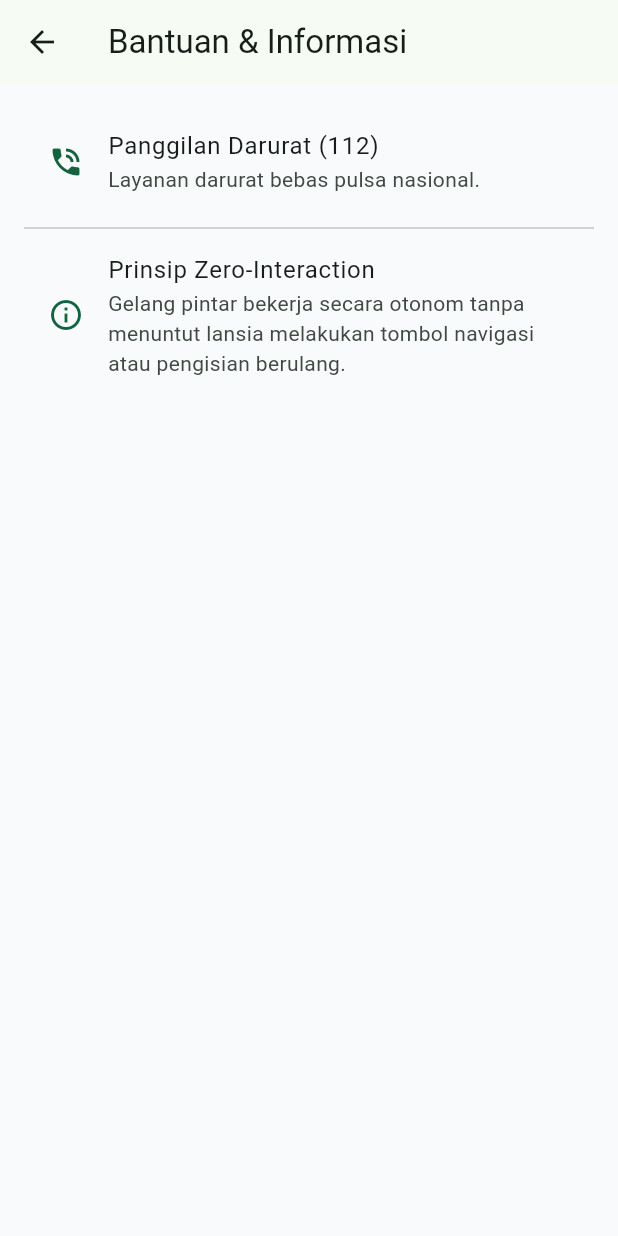
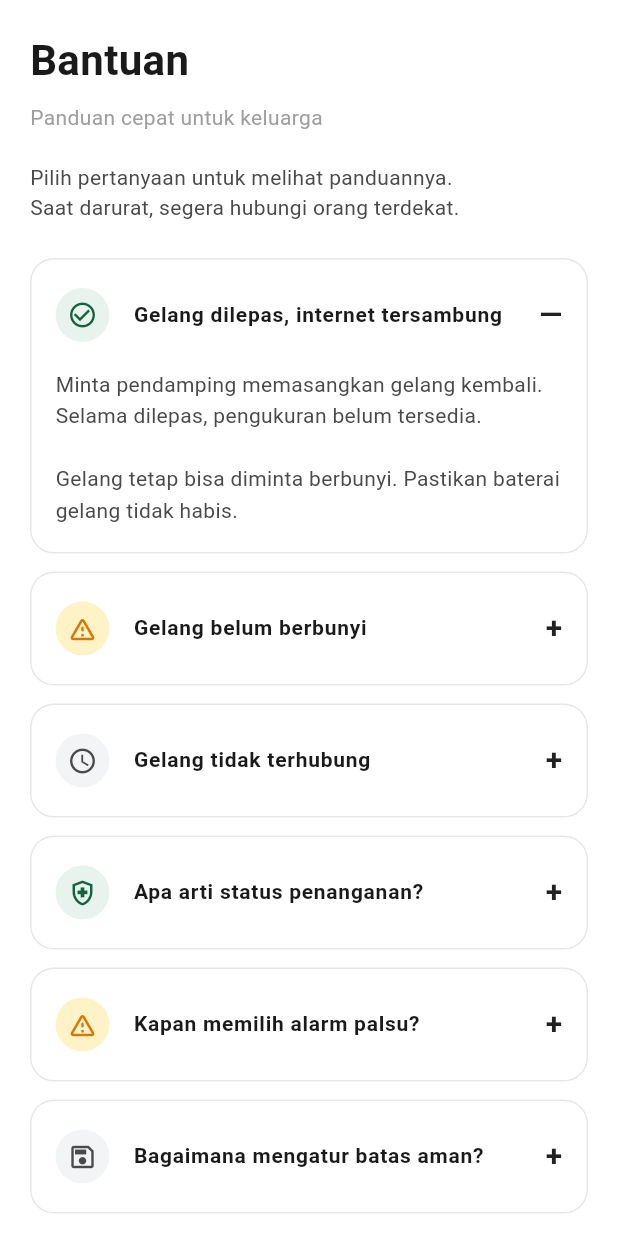
Before and after one commit to uusrajaminyak/Elder-Health-Monitoring, a Flutter app: the HelpScreen screen opened directly, on a phone screen of 412 x 824 dp. Run offline on Flutter 3.47's test engine with Material 3 defaults, Android fonts, the phone set to English and light mode, and no system bars; our stand-ins replace fl_chart, flutter_riverpod; network calls fail.

Commit message:
Add page bantuan

```diff
--- /dev/null
+++ b/mobile/lib/features/dashboard/screens/help_screen.dart
@@ -0,0 +1,249 @@
+import 'package:flutter/material.dart';
+
+class HelpScreen extends StatelessWidget {
+  const HelpScreen({super.key});
+
+  @override
+  Widget build(BuildContext context) {
+    return Scaffold(
+      backgroundColor: Colors.white,
+      body: SafeArea(
+        child: SingleChildScrollView(
+          padding: const EdgeInsets.all(20.0),
+          child: Column(
+            crossAxisAlignment: CrossAxisAlignment.start,
+            children: [
+              // Header
+              const Text(
+                'Bantuan',
+                style: TextStyle(
+                  fontSize: 28,
+                  fontWeight: FontWeight.bold,
+                  color: Color(0xFF1A1A1A),
+                ),
+              ),
+              const SizedBox(height: 8),
+              const Text(
+                'Panduan cepat untuk keluarga',
+                style: TextStyle(
+                  fontSize: 14,
+                  color: Colors.grey,
+                ),
+              ),
+              const SizedBox(height: 20),
+              const Text(
+                'Pilih pertanyaan untuk melihat panduannya.\nSaat darurat, segera hubungi orang terdekat.',
+                style: TextStyle(
+                  fontSize: 14,
+                  color: Color(0xFF4A4A4A),
+                  height: 1.4,
+                ),
+              ),
+              const SizedBox(height: 24),
+
+              const _FaqItem(
+                icon: Icons.check_circle_outline,
+                iconColor: Color(0xFF13633F),
+                iconBgColor: Color(0xFFE8F3ED),
+                title: 'Gelang dilepas, internet tersambung',
+                content:
+                    'Minta pendamping memasangkan gelang kembali. Selama dilepas, pengukuran belum tersedia.\n\nGelang tetap bisa diminta berbunyi. Pastikan baterai gelang tidak habis.',
+                isInitiallyExpanded: true,
+              ),
+              const SizedBox(height: 12),
+              const _FaqItem(
+                icon: Icons.warning_amber_rounded,
+                iconColor: Color(0xFFD97706),
+                iconBgColor: Color(0xFFFEF3C7),
+                title: 'Gelang belum berbunyi',
+                content: 'Pastikan gelang memiliki sisa baterai dan terhubung dengan jaringan internet.',
+              ),
+              const SizedBox(height: 12),
+              const _FaqItem(
+                icon: Icons.access_time,
+                iconColor: Color(0xFF4A4A4A),
+                iconBgColor: Color(0xFFF3F4F6),
+                title: 'Gelang tidak terhubung',
+                content: 'Periksa koneksi WiFi di sekitar Nenek atau pastikan baterai gelang terisi daya.',
+              ),
+              const SizedBox(height: 12),
+              const _FaqItem(
+                icon: Icons.health_and_safety_outlined,
+                iconColor: Color(0xFF13633F),
+                iconBgColor: Color(0xFFE8F3ED),
+                title: 'Apa arti status penanganan?',
+                content: 'Status penanganan menunjukkan tindakan medis atau darurat yang sedang berjalan saat ini.',
+              ),
+              const SizedBox(height: 12),
+              const _FaqItem(
+                icon: Icons.warning_amber_rounded,
+                iconColor: Color(0xFFD97706),
+                iconBgColor: Color(0xFFFEF3C7),
+                title: 'Kapan memilih alarm palsu?',
+                content: 'Pilih alarm palsu jika peringatan berbunyi namun Nenek dalam kondisi aman dan sehat.',
+              ),
+              const SizedBox(height: 12),
+              const _FaqItem(
+                icon: Icons.save_outlined,
+                iconColor: Color(0xFF4A4A4A),
+                iconBgColor: Color(0xFFF3F4F6),
+                title: 'Bagaimana mengatur batas aman?',
+                content: 'Buka menu Batas Aman di navigasi bawah untuk menyesuaikan ambang batas notifikasi.',
+              ),
+              const SizedBox(height: 24),
+
+              Container(
+                width: double.infinity,
+                padding: const EdgeInsets.all(16),
+                decoration: BoxDecoration(
+                  color: const Color(0xFFF3F4F6),
+                  borderRadius: BorderRadius.circular(12),
+                ),
+                child: Column(
+                  crossAxisAlignment: CrossAxisAlignment.start,
+                  children: const [
+                    Text(
+                      'Ingin melihat kejadian sebelumnya?',
+                      style: TextStyle(
+                        fontWeight: FontWeight.bold,
+                        fontSize: 14,
+                        color: Color(0xFF1A1A1A),
+                      ),
+                    ),
+                    SizedBox(height: 8),
+                    Text(
+                      'Buka Riwayat untuk melihat perubahan oksigen, denyut jantung, suhu, dan tindak lanjutnya.',
+                      style: TextStyle(
+                        fontSize: 14,
+                        color: Color(0xFF4A4A4A),
+                        height: 1.4,
+                      ),
+                    ),
+                  ],
+                ),
+              ),
+              const SizedBox(height: 32),
+
+              const Center(
+                child: Text(
+                  'Jika Ayah membutuhkan pertolongan segera, hubungi layanan\ndarurat setempat. Jangan menunggu respons gelang.',
+                  textAlign: TextAlign.center,
+                  style: TextStyle(
+                    fontSize: 11,
+                    color: Colors.grey,
+                    height: 1.4,
+                  ),
+                ),
+              ),
+              const SizedBox(height: 20),
+            ],
+          ),
+        ),
+      ),
+    );
+  }
+}
+
+class _FaqItem extends StatefulWidget {
+  final IconData icon;
+  final Color iconColor;
+  final Color iconBgColor;
+  final String title;
+  final String content;
+  final bool isInitiallyExpanded;
+
+  const _FaqItem({
+    required this.icon,
+    required this.iconColor,
+    required this.iconBgColor,
+    required this.title,
+    required this.content,
+    this.isInitiallyExpanded = false,
+  });
+
+  @override
+  State<_FaqItem> createState() => _FaqItemState();
+}
+
+class _FaqItemState extends State<_FaqItem> {
+  late bool _isExpanded;
+
+  @override
+  void initState() {
+    super.initState();
+    _isExpanded = widget.isInitiallyExpanded;
+  }
+
+  @override
+  Widget build(BuildContext context) {
+    return Container(
+      decoration: BoxDecoration(
+        color: Colors.white,
+        borderRadius: BorderRadius.circular(16),
+        border: Border.all(
+          color: const Color(0xFFE5E7EB),
+          width: 1,
+        ),
+      ),
+      child: Theme(
+        data: Theme.of(context).copyWith(
+          dividerColor: Colors.transparent, // Menghilangkan garis default
+        ),
+        child: ExpansionTile(
+          initiallyExpanded: widget.isInitiallyExpanded,
+          onExpansionChanged: (expanded) {
+            setState(() {
+              _isExpanded = expanded;
+            });
+          },
+          tilePadding: const EdgeInsets.symmetric(horizontal: 16, vertical: 8),
+          leading: Container(
+            padding: const EdgeInsets.all(8),
+            decoration: BoxDecoration(
+              color: widget.iconBgColor,
+              shape: BoxShape.circle,
+            ),
+            child: Icon(
+              widget.icon,
+              color: widget.iconColor,
+              size: 20,
+            ),
+          ),
+          title: Text(
+            widget.title,
+            style: const TextStyle(
+              fontWeight: FontWeight.bold,
+              fontSize: 14,
+              color: Color(0xFF1A1A1A),
+            ),
+          ),
+          // Mengubah ikon panah menjadi + atau -
+          trailing: Text(
+            _isExpanded ? '—' : '+',
+            style: const TextStyle(
+              fontSize: 20,
+              fontWeight: FontWeight.bold,
+              color: Colors.black87,
+            ),
+          ),
+          children: [
+            Padding(
+              padding: const EdgeInsets.only(left: 16, right: 16, bottom: 16),
+              child: Align(
+                alignment: Alignment.centerLeft,
+                child: Text(
+                  widget.content,
+                  style: const TextStyle(
+                    fontSize: 14,
+                    color: Color(0xFF4A4A4A),
+                    height: 1.5,
+                  ),
+                ),
+              ),
+            ),
+          ],
+        ),
+      ),
+    );
+  }
+}
--- a/mobile/lib/features/dashboard/screens/main_navigation_screen.dart
+++ b/mobile/lib/features/dashboard/screens/main_navigation_screen.dart
@@ -1,6 +1,7 @@
 import 'package:flutter/material.dart';
 import '../../settings/screens/threshold_settings_screen.dart';
 import 'dashboard_screen.dart';
+import 'help_screen.dart';
 
 class MainNavigationScreen extends StatefulWidget {
   const MainNavigationScreen({super.key});
@@ -14,6 +15,7 @@ class _MainNavigationScreenState extends State<MainNavigationScreen> {
 
   final List<Widget> _screens = [
     const DashboardScreen(),
+    const HistoryScreen(),
     const ThresholdSettingsScreen(),
     const HelpScreen(),
   ];
@@ -25,6 +27,7 @@ class _MainNavigationScreenState extends State<MainNavigationScreen> {
       bottomNavigationBar: BottomNavigationBar(
         currentIndex: _currentIndex,
         onTap: (index) => setState(() => _currentIndex = index),
+        type: BottomNavigationBarType.fixed,
         selectedItemColor: const Color(0xFF13633F),
         unselectedItemColor: Colors.grey,
         showUnselectedLabels: true,
@@ -33,6 +36,11 @@ class _MainNavigationScreenState extends State<MainNavigationScreen> {
             icon: Icon(Icons.home_outlined),
             activeIcon: Icon(Icons.home),
             label: 'Beranda',
+          ),
+          BottomNavigationBarItem(
+            icon: Icon(Icons.history_outlined),
+            activeIcon: Icon(Icons.history),
+            label: 'Riwayat',
           ),
           BottomNavigationBarItem(
             icon: Icon(Icons.tune_outlined),
@@ -50,30 +58,15 @@ class _MainNavigationScreenState extends State<MainNavigationScreen> {
   }
 }
 
-class HelpScreen extends StatelessWidget {
-  const HelpScreen({super.key});
+class HistoryScreen extends StatelessWidget {
+  const HistoryScreen({super.key});
 
   @override
   Widget build(BuildContext context) {
     return Scaffold(
-      appBar: AppBar(title: const Text('Bantuan & Informasi')),
-      body: ListView(
-        padding: const EdgeInsets.all(16),
-        children: const [
-          ListTile(
-            leading: Icon(Icons.phone_in_talk, color: Color(0xFF13633F)),
-            title: Text('Panggilan Darurat (112)'),
-            subtitle: Text('Layanan darurat bebas pulsa nasional.'),
-          ),
-          Divider(),
-          ListTile(
-            leading: Icon(Icons.info_outline, color: Color(0xFF13633F)),
-            title: Text('Prinsip Zero-Interaction'),
-            subtitle: Text(
-              'Gelang pintar bekerja secara otonom tanpa menuntut lansia melakukan tombol navigasi atau pengisian berulang.',
-            ),
-          ),
-        ],
+      appBar: AppBar(title: const Text('Riwayat Tanda Vital')),
+      body: const Center(
+        child: Text('Konten Halaman Riwayat'),
       ),
     );
   }
```
